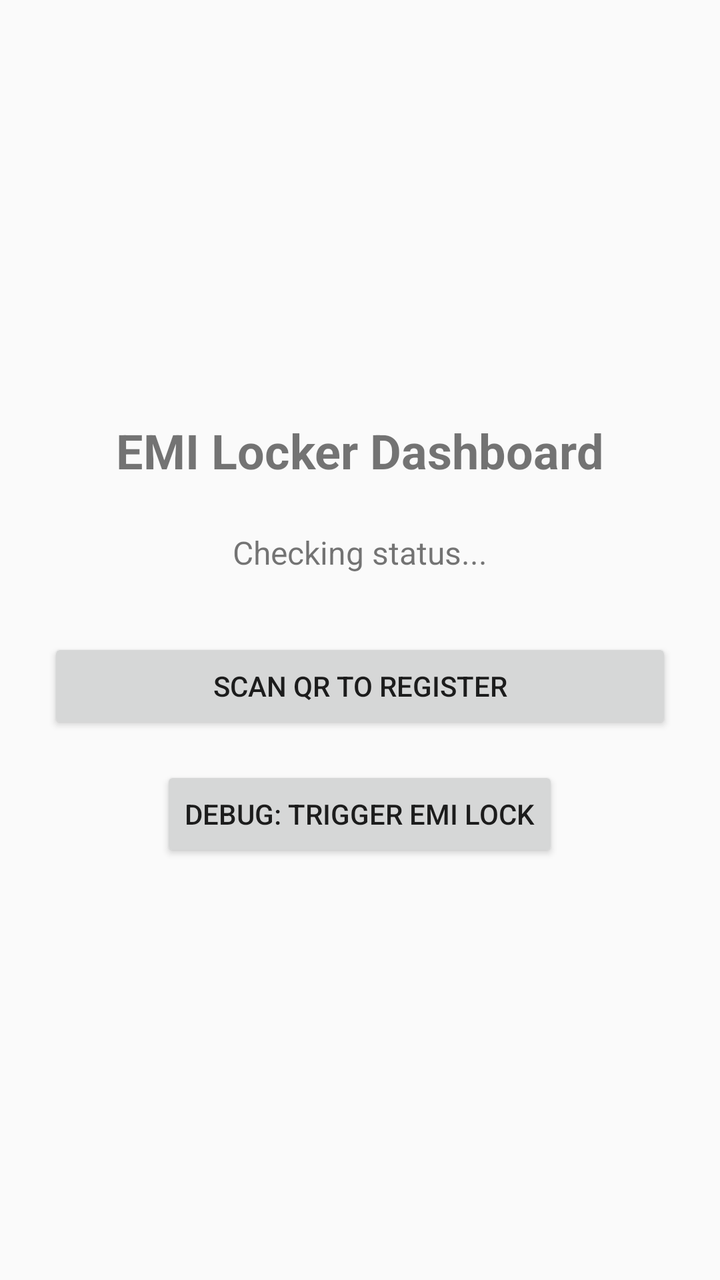
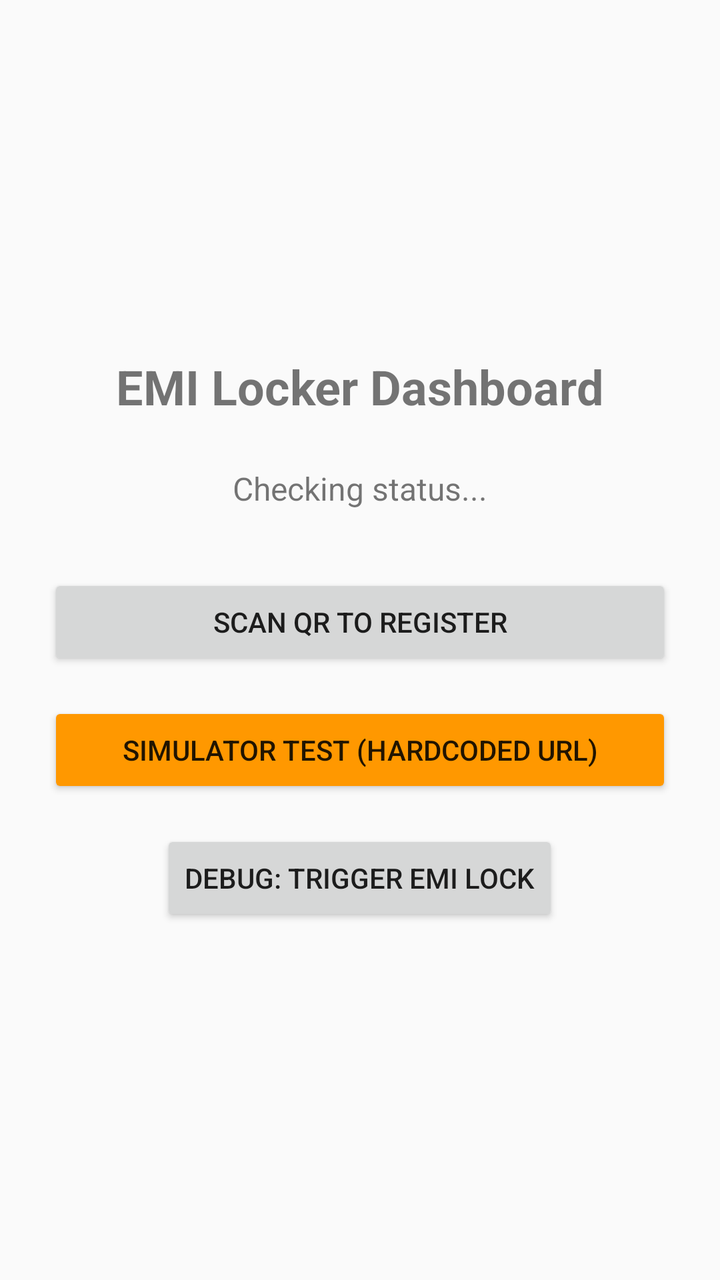

Before-and-after screenshots of an Android layout around one commit, followed by the original layout XML and the change that was made.
<!-- AndroidManifest.xml: application theme Theme.AppCompat.DayNight.NoActionBar -->
<!-- res/layout/activity_main.xml -->
<?xml version="1.0" encoding="utf-8"?>
<LinearLayout xmlns:android="http://schemas.android.com/apk/res/android"
    android:layout_width="match_parent"
    android:layout_height="match_parent"
    android:orientation="vertical"
    android:padding="24dp"
    android:gravity="center">

    <TextView
        android:layout_width="wrap_content"
        android:layout_height="wrap_content"
        android:text="EMI Locker Dashboard"
        android:textSize="24sp"
        android:textStyle="bold"
        android:layout_marginBottom="24dp"/>

    <TextView
        android:id="@+id/tvDeviceOwnerStatus"
        android:layout_width="wrap_content"
        android:layout_height="wrap_content"
        android:text="Checking status..."
        android:textSize="16sp"
        android:layout_marginBottom="32dp"/>

    <Button
        android:id="@+id/btnScanQr"
        android:layout_width="match_parent"
        android:layout_height="wrap_content"
        android:text="Scan QR to Register"
        android:layout_marginBottom="16dp"/>

    <Button
        android:id="@+id/btnManualLock"
        android:layout_width="wrap_content"
        android:layout_height="wrap_content"
        android:text="Debug: Trigger Emi Lock" />
</LinearLayout>
<!-- resources referenced by this layout -->
<resources>

</resources>

<!-- the commit's change to res/layout/activity_main.xml (unified diff, before → after) -->
@@ -30,6 +30,14 @@
         android:layout_marginBottom="16dp"/>
 
     <Button
+        android:id="@+id/btnSimulatorTest"
+        android:layout_width="match_parent"
+        android:layout_height="wrap_content"
+        android:text="Simulator Test (Hardcoded URL)"
+        android:layout_marginBottom="16dp" 
+        android:backgroundTint="#FF9800"/>
+
+    <Button
         android:id="@+id/btnManualLock"
         android:layout_width="wrap_content"
         android:layout_height="wrap_content"
